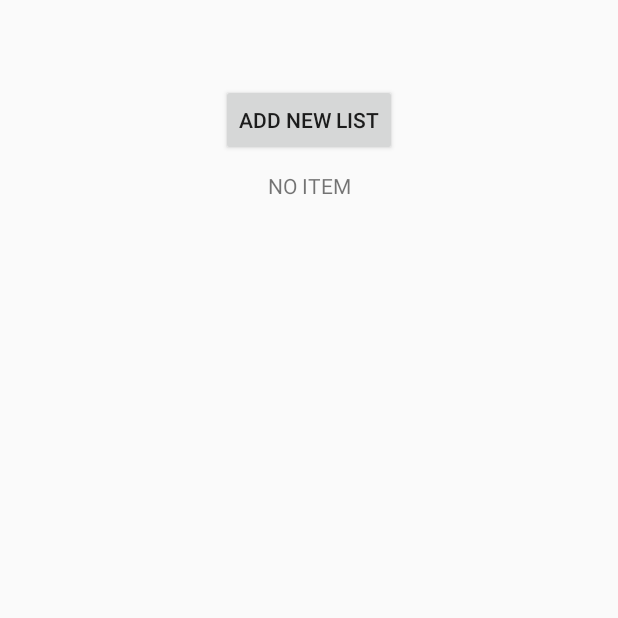
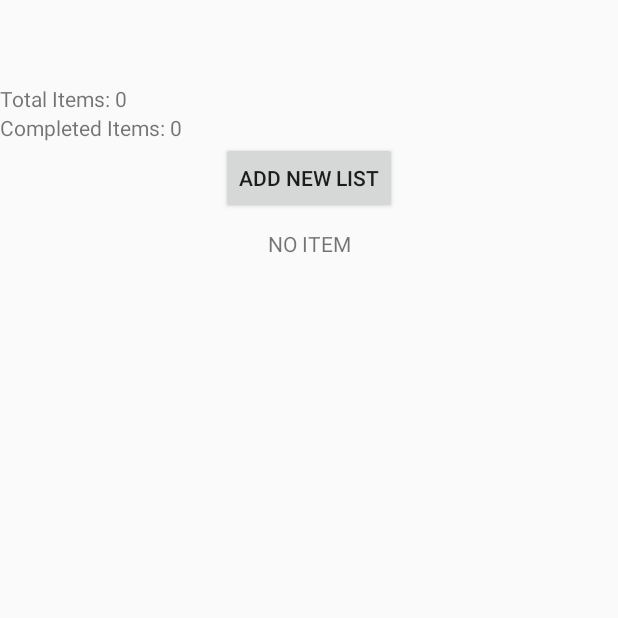
Before and after one commit to BedapudiSathwika/TO-DO-APP, an Android app: the screen it shows after launch (MainActivity), on a phone screen of 412 x 824 dp, the top half of it. Run offline under Robolectric (Android 15) with nearby library versions, the phone set to English and light mode, and no system bars.

Commit message:
Seventh commit

```diff
--- a/app/src/main/java/www/app/todolist_working/MainActivity.kt
+++ b/app/src/main/java/www/app/todolist_working/MainActivity.kt
@@ -9,16 +9,20 @@ import android.widget.Button
 import android.widget.ListView
 import android.widget.TextView
 import androidx.appcompat.app.AppCompatActivity
+import www.app.todolist_working.custom_adapter.OnTodoItemChangeListener
 import www.app.todolist_working.custom_adapter.TodoItemAdapter
 import www.app.todolist_working.data_class.TodoItem
 import www.app.todolist_working.sqlite_helper.TodoDatabaseHelper
 
 
-class MainActivity : AppCompatActivity() {
+class MainActivity : AppCompatActivity(), OnTodoItemChangeListener {
 
     private lateinit var dbHelper: TodoDatabaseHelper
     private lateinit var listViewTodoLists: ListView
     private lateinit var emptyView: TextView
+
+    private lateinit var todoCounter: TextView
+    private lateinit var completedCounter: TextView
 
     override fun onCreate(savedInstanceState: Bundle?) {
         super.onCreate(savedInstanceState)
@@ -29,6 +33,9 @@ class MainActivity : AppCompatActivity() {
         val btnAddList = findViewById<Button>(R.id.btnAddList)
         listViewTodoLists = findViewById(R.id.listViewTodoLists)
         emptyView = findViewById(android.R.id.empty)
+
+        todoCounter = findViewById(R.id.todoCounter)
+        completedCounter = findViewById(R.id.completedCounter)
 
         btnAddList.setOnClickListener {
             // Trigger activity to add new ToDo item
@@ -41,6 +48,23 @@ class MainActivity : AppCompatActivity() {
         loadTodoItems()
         dbHelper.logAllData() // Log all data from the database
         dbHelper.logTableSchema()
+
+        loadCounters()
+    }
+
+    // Call this method to refresh the counters after changes
+    fun updateCounters() {
+        val totalItems = dbHelper.getTodoCount()
+        val completedItems = dbHelper.getCompletedTodoCount()
+        todoCounter.text = "Total Items: $totalItems"
+        completedCounter.text = "Completed Items: $completedItems"
+    }
+
+    private fun loadCounters() {
+        val totalItems = dbHelper.getTodoCount()
+        val completedItems = dbHelper.getCompletedTodoCount()
+        todoCounter.text = "Total Items: $totalItems"
+        completedCounter.text = "Completed Items: $completedItems"
     }
 
     private fun loadTodoItems() {
@@ -58,38 +82,19 @@ class MainActivity : AppCompatActivity() {
             emptyView.visibility = View.GONE
 
             // Set up custom adapter for ListView, passing the dbHelper
-            val adapter = TodoItemAdapter(this, todoItems, dbHelper)
+            val adapter = TodoItemAdapter(this, todoItems, dbHelper,this)
             listViewTodoItems.adapter = adapter
         }
     }
-
-
-
-//    private fun loadTodoItems() {
-//        // Fetch all todo items from the database
-//        val todoItems: List<TodoItem> = dbHelper.getAllTodoItems()
-//
-//        val listViewTodoItems = findViewById<ListView>(R.id.listViewTodoLists)
-//        val emptyView = findViewById<TextView>(android.R.id.empty)
-//
-//        if (todoItems.isEmpty()) {
-//            listViewTodoItems.visibility = View.GONE
-//            emptyView.visibility = View.VISIBLE
-//        } else {
-//            listViewTodoItems.visibility = View.VISIBLE
-//            emptyView.visibility = View.GONE
-//
-//            // Set up adapter for ListView
-//            val adapter = ArrayAdapter(this, android.R.layout.simple_list_item_1, todoItems.map { "${it.name} - Due: ${it.dueDate}" })
-//            listViewTodoItems.adapter = adapter
-//        }
-//    }
-
-
 
     override fun onResume() {
         super.onResume()
         loadTodoItems() // Reload the lists when returning to this activity
     }
 
+    override fun onItemChanged() {
+        loadCounters() // Refresh counters
+        loadTodoItems() // Refresh the todo list if needed
+    }
+
 }
--- /dev/null
+++ b/app/src/main/java/www/app/todolist_working/custom_adapter/OnTodoItemChangeListener.kt
@@ -0,0 +1,5 @@
+package www.app.todolist_working.custom_adapter
+
+interface OnTodoItemChangeListener {
+    fun onItemChanged()
+}
--- a/app/src/main/java/www/app/todolist_working/sqlite_helper/TodoDatabaseHelper.kt
+++ b/app/src/main/java/www/app/todolist_working/sqlite_helper/TodoDatabaseHelper.kt
@@ -94,7 +94,8 @@ class TodoDatabaseHelper(context: Context) : SQLiteOpenHelper(context, DATABASE_
         return itemList
     }
 
-    fun updateTodoItem(todoItem: TodoItem) {
+    //Update checkbox
+    fun updateCheckboxTodoItem(todoItem: TodoItem) {
         val db = this.writableDatabase
         val contentValues = ContentValues()
         contentValues.put("completed", todoItem.completed)
@@ -102,6 +103,36 @@ class TodoDatabaseHelper(context: Context) : SQLiteOpenHelper(context, DATABASE_
         // Update the todo item in the database
         db.update("todo_items", contentValues, "item_id = ?", arrayOf(todoItem.itemId.toString()))
         db.close()
+    }
+
+    //Delete To Do Item
+    fun deleteTodoItem(itemId: Int): Boolean {
+        val db = this.writableDatabase
+
+        // Delete the item from the database where item_id matches
+        val rowsAffected = db.delete("todo_items", "item_id = ?", arrayOf(itemId.toString()))
+
+        db.close() // Close the database connection
+
+        // Return true if the delete was successful (rowsAffected > 0), otherwise false
+        return rowsAffected > 0
+    }
+
+    //Edit name and due date of item
+    fun editTodoItem(itemId: Int, newName: String, newDueDate: String): Boolean {
+        val db = this.writableDatabase
+        val contentValues = ContentValues().apply {
+            put("item_name", newName) // Update item_name
+            put("due_date", newDueDate) // Update due_date
+        }
+
+        // Update the item in the database where item_id matches
+        val rowsAffected = db.update("todo_items", contentValues, "item_id = ?", arrayOf(itemId.toString()))
+
+        db.close() // Close the database connection
+
+        // Return true if the update was successful (rowsAffected > 0), otherwise false
+        return rowsAffected > 0
     }
 
 
@@ -188,4 +219,23 @@ class TodoDatabaseHelper(context: Context) : SQLiteOpenHelper(context, DATABASE_
             db.close() // Ensure the database is closed in case of any exceptions
         }
     }
+
+    fun getTodoCount(): Int {
+        val db = this.readableDatabase
+        val cursor = db.rawQuery("SELECT COUNT(*) FROM todo_items", null)
+        cursor.moveToFirst()
+        val count = cursor.getInt(0)
+        cursor.close()
+        return count
+    }
+
+    fun getCompletedTodoCount(): Int {
+        val db = this.readableDatabase
+        val cursor = db.rawQuery("SELECT COUNT(*) FROM todo_items WHERE completed = 1", null)
+        cursor.moveToFirst()
+        val count = cursor.getInt(0)
+        cursor.close()
+        return count
+    }
+
 }
--- /dev/null
+++ b/app/src/main/res/drawable/delete_24.xml
@@ -0,0 +1,5 @@
+<vector xmlns:android="http://schemas.android.com/apk/res/android" android:height="24dp" android:tint="#EF0303" android:viewportHeight="24" android:viewportWidth="24" android:width="24dp">
+
+    <path android:fillColor="@android:color/white" android:pathData="M6,19c0,1.1 0.9,2 2,2h8c1.1,0 2,-0.9 2,-2V7H6v12zM19,4h-3.5l-1,-1h-5l-1,1H5v2h14V4z"/>
+
+</vector>
--- a/app/src/main/res/layout/activity_main.xml
+++ b/app/src/main/res/layout/activity_main.xml
@@ -12,6 +12,19 @@
         android:layout_height="match_parent"
         android:orientation="vertical"
         android:paddingTop="?attr/actionBarSize">
+
+        <TextView
+            android:id="@+id/todoCounter"
+            android:layout_width="wrap_content"
+            android:layout_height="wrap_content"
+            android:text="Total Items: 0"/>
+
+        <TextView
+            android:id="@+id/completedCounter"
+            android:layout_width="wrap_content"
+            android:layout_height="wrap_content"
+            android:text="Completed Items: 0"/>
+
 
         <Button
             android:id="@+id/btnAddList"
```
Also changed, not shown: app/src/main/AndroidManifest.xml (+5 -2 lines), app/src/main/java/www/app/todolist_working/EditTodoListActivity.kt (added, +49 -0 lines), app/src/main/java/www/app/todolist_working/custom_adapter/TodoItemAdapter.kt (+31 -4 lines), app/src/main/res/layout/activity_edit_todo_list.xml (added, +58 -0 lines), app/src/main/res/layout/list_item_todo.xml (+28 -4 lines).
